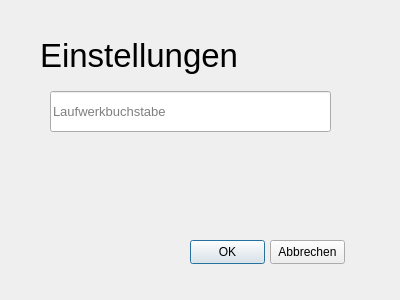
This is settings.ui in jakoly/identFS as Qt 5 draws it before an edit. The edited form follows.
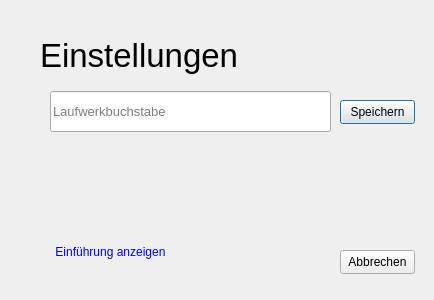
This is the edited form.

Commit message: Neue Version 1.2.0     -     Es gibt jetzt eine Einführung und bessere UI

Patch:
```diff
--- a/settings.ui
+++ b/settings.ui
@@ -6,7 +6,7 @@
    <rect>
     <x>0</x>
     <y>0</y>
-    <width>400</width>
+    <width>434</width>
     <height>300</height>
    </rect>
   </property>
@@ -16,21 +16,21 @@
   <widget class="QPushButton" name="okButton">
    <property name="geometry">
     <rect>
-     <x>190</x>
-     <y>240</y>
+     <x>340</x>
+     <y>100</y>
      <width>75</width>
      <height>24</height>
     </rect>
    </property>
    <property name="text">
-    <string>OK</string>
+    <string>Speichern</string>
    </property>
   </widget>
   <widget class="QPushButton" name="cancelButton">
    <property name="geometry">
     <rect>
-     <x>270</x>
-     <y>240</y>
+     <x>340</x>
+     <y>250</y>
      <width>75</width>
      <height>24</height>
     </rect>
@@ -78,6 +78,26 @@
     <string>Laufwerkbuchstabe</string>
    </property>
   </widget>
+  <widget class="QPushButton" name="pushButtonShowIntroduction">
+   <property name="geometry">
+    <rect>
+     <x>50</x>
+     <y>240</y>
+     <width>121</width>
+     <height>24</height>
+    </rect>
+   </property>
+   <property name="styleSheet">
+    <string notr="true">color: #00f;
+background-color: rgba(255, 255, 255, 0)</string>
+   </property>
+   <property name="text">
+    <string>Einführung anzeigen</string>
+   </property>
+   <property name="flat">
+    <bool>true</bool>
+   </property>
+  </widget>
  </widget>
  <resources/>
  <connections/>
```
The commit also changes 19 other files.
